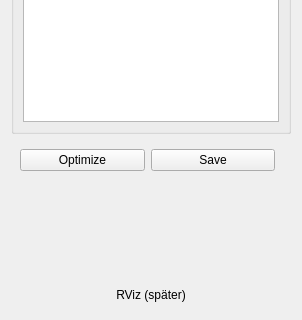
Qt form Spraycoater/resource/ui/tabs/recipe/planning_panel.ui (mikv75-lab/ROS-Project) before a commit; both pictures show x 0 to 302 and y 110 to 430 of the 302 by 525 pixel window.
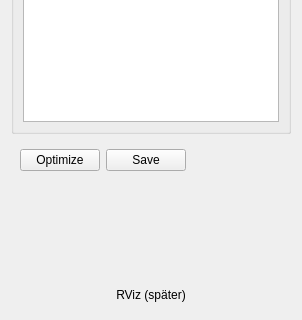
The same form after that commit.

Diff of the .ui file:
```diff
--- a/Spraycoater/resource/ui/tabs/recipe/planning_panel.ui
+++ b/Spraycoater/resource/ui/tabs/recipe/planning_panel.ui
@@ -32,7 +32,20 @@
      <layout class="QHBoxLayout" name="hActions">
       <item><widget class="QPushButton" name="btnOptimize"><property name="text"><string>Optimize</string></property></widget></item>
       <item><widget class="QPushButton" name="btnSave"><property name="text"><string>Save</string></property></widget></item>
-      <item><spacer name="spActions"><property name="orientation"><enum>Qt::Horizontal</enum></property></spacer></item>
+      <item>
+       <!-- spacer ersetzt durch QWidget mit HS-Expanding -->
+       <widget class="QWidget" name="spActions">
+        <property name="sizePolicy">
+         <sizepolicy hsizetype="Expanding" vsizetype="Minimum">
+          <horstretch>1</horstretch>
+          <verstretch>0</verstretch>
+         </sizepolicy>
+        </property>
+        <property name="minimumSize">
+         <size><width>0</width><height>0</height></size>
+        </property>
+       </widget>
+      </item>
      </layout>
     </widget>
    </item>
```
